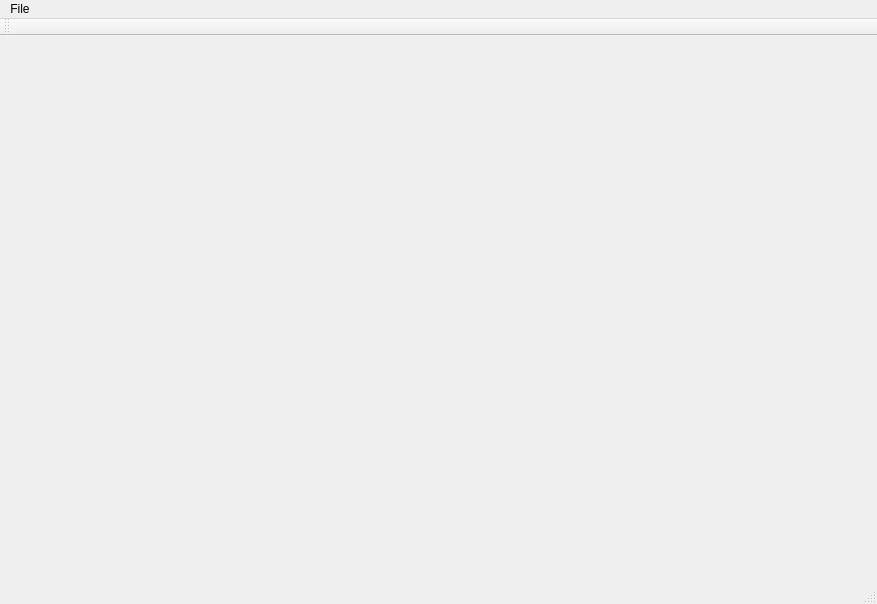
Before: the Qt Designer form src/ui/mainwindow/mainwindow.ui in flec/sfm, drawn with Qt 5.
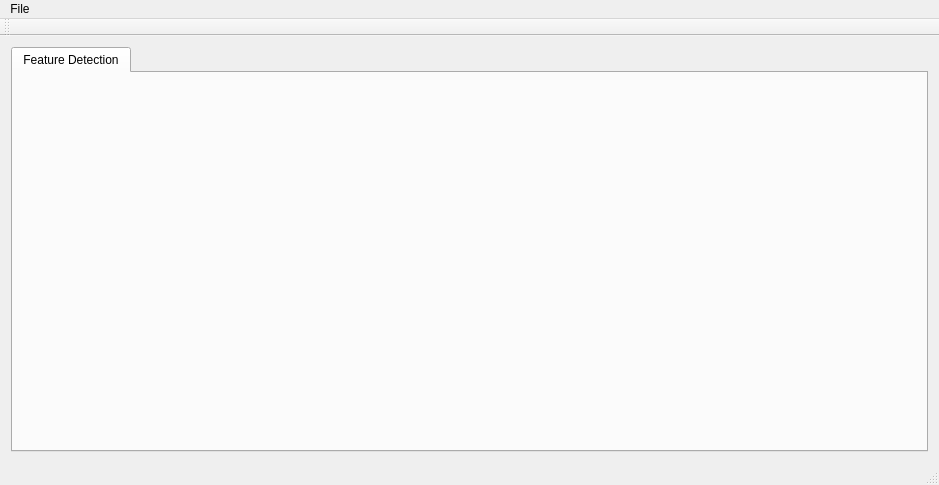
After: the same form once the commit is applied. Custom widgets are drawn as their Qt base class.

```diff
--- a/src/ui/mainwindow/mainwindow.ui
+++ b/src/ui/mainwindow/mainwindow.ui
@@ -6,20 +6,40 @@
    <rect>
     <x>0</x>
     <y>0</y>
-    <width>877</width>
-    <height>604</height>
+    <width>939</width>
+    <height>485</height>
    </rect>
   </property>
   <property name="windowTitle">
    <string>MainWindow</string>
   </property>
-  <widget class="QWidget" name="centralWidget"/>
+  <widget class="QWidget" name="centralWidget">
+   <layout class="QGridLayout" name="gridLayout_2">
+    <item row="0" column="0">
+     <layout class="QVBoxLayout" name="verticalLayout">
+      <item>
+       <widget class="QTabWidget" name="tabWidget">
+        <property name="currentIndex">
+         <number>0</number>
+        </property>
+        <widget class="FeatureDetectionTab" name="featureDetectionTab">
+         <attribute name="title">
+          <string>Feature Detection</string>
+         </attribute>
+         <layout class="QGridLayout" name="gridLayout"/>
+        </widget>
+       </widget>
+      </item>
+     </layout>
+    </item>
+   </layout>
+  </widget>
   <widget class="QMenuBar" name="menuBar">
    <property name="geometry">
     <rect>
      <x>0</x>
      <y>0</y>
-     <width>877</width>
+     <width>939</width>
      <height>29</height>
     </rect>
    </property>
@@ -47,6 +67,14 @@
   </action>
  </widget>
  <layoutdefault spacing="6" margin="11"/>
+ <customwidgets>
+  <customwidget>
+   <class>FeatureDetectionTab</class>
+   <extends>QWidget</extends>
+   <header>featuredetectiontab.h</header>
+   <container>1</container>
+  </customwidget>
+ </customwidgets>
  <resources/>
  <connections/>
 </ui>
```
Left out of the diff: 12 changed lines with no effect on the pictures.
